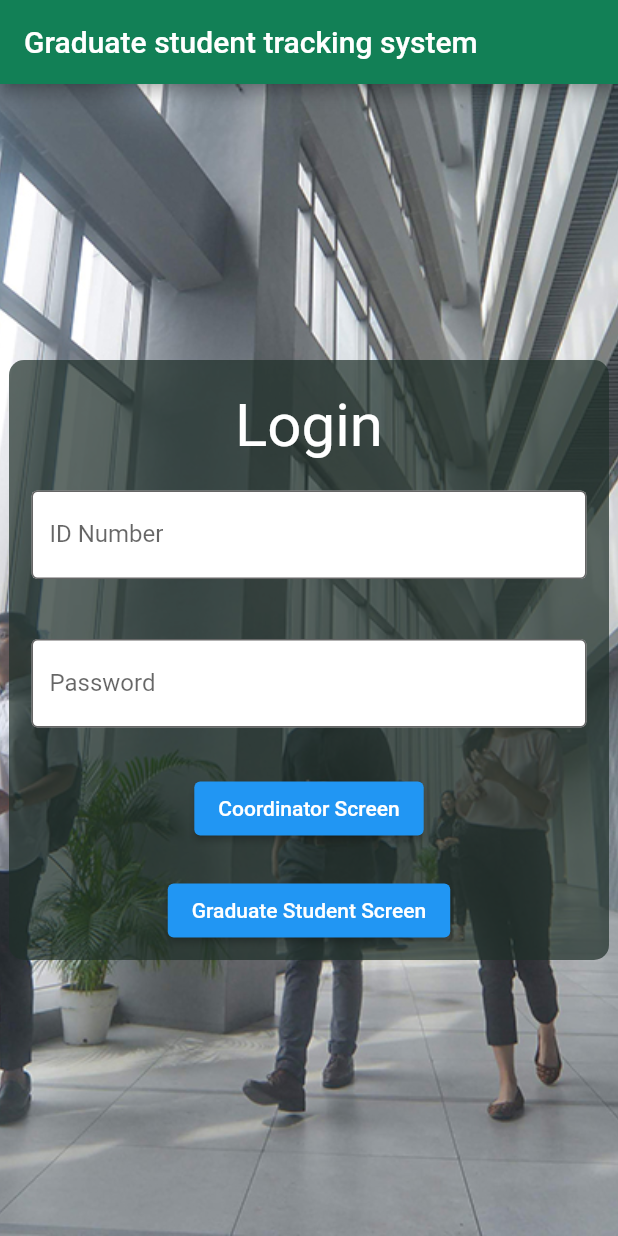
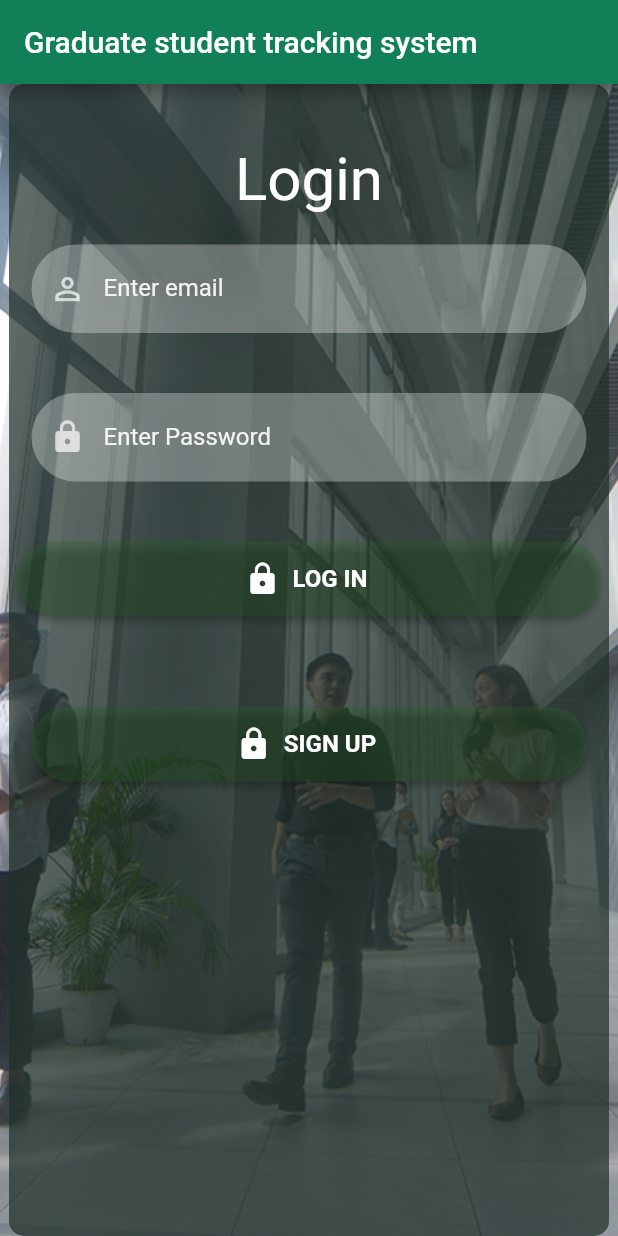
Before and after one commit to mroxas29/gsts, a Flutter app: the screen it shows after launch, on a phone screen of 412 x 824 dp. Run offline on Flutter 3.47's test engine with Material 2 defaults, Android fonts, the phone set to English and light mode, and no system bars; our stand-ins replace cloud_firestore, firebase_auth, firebase_core; missing offline and left inert: dart:js_util, side_navigation; accounts and stored records are empty; Roboto replaces fonts that are missing (inter).

Commit message:
Added role login capability, design of login still in question

```diff
--- /dev/null
+++ b/lib/app/user.dart
@@ -0,0 +1,45 @@
+import 'package:cloud_firestore/cloud_firestore.dart';
+
+class User {
+  final String? email;
+  final String? password;
+  /* final String? email;
+  final bool? phonenumber;
+  final List<String>? courses;
+*/
+  User({
+    this.email,
+    this.password,
+    /* this.email,
+    this.phonenumber,
+    this.courses,
+  */
+  });
+
+  factory User.fromFirestore(
+    DocumentSnapshot<Map<String, dynamic>> snapshot,
+    SnapshotOptions? options,
+  ) {
+    final data = snapshot.data();
+    return User(
+      email: data?['email'],
+      password: data?['password'],
+      /*  email: data?['email'],
+      phonenumber: data?['phonenumber'],
+      courses:
+          data?['courses'] is Iterable ? List.from(data?['courses']) : null,
+    */
+    );
+  }
+
+  Map<String, dynamic> toFirestore() {
+    return {
+      if (email != null) "email": email,
+      if (password != null) "password": password,
+      /* if (email != null) "email": email,
+      if (phonenumber != null) "phonenumber": phonenumber,
+      if (courses != null) "courses": courses,
+    */
+    };
+  }
+}
--- a/lib/gsc_screen.dart
+++ b/lib/gsc_screen.dart
@@ -74,11 +74,11 @@ class _MainViewState extends State<Gscscreen> {
               header: SideNavigationBarHeader(
                   image: CircleAvatar(),
                   title: Text(
-                    'Graduate school coordinator',
+                    displayname!['firstname']! + " " + displayname!['lastname']!,
                     style: TextStyle(color: Colors.white, fontSize: 16),
                   ),
                   subtitle: Text(
-                    'marion_paguia@dlsu.edu.ph',
+                    emailTextController.text,
                     style: TextStyle(
                       color: Color(0xFF747475),
                       fontSize: 12,
@@ -104,7 +104,7 @@ class _MainViewState extends State<Gscscreen> {
                       Navigator.push(
                         context,
                         MaterialPageRoute(
-                            builder: (context) => const FirstRoute()),
+                            builder: (context) =>  LoginPage()),
                       );
                     },
                   ),
--- a/lib/main.dart
+++ b/lib/main.dart
@@ -1,8 +1,17 @@
+// ignore_for_file: unused_element, unused_label
+
+import 'dart:js_util';
+
+import 'package:cloud_firestore/cloud_firestore.dart';
 import 'package:flutter/material.dart';
 import 'package:sysadmindb/gradstudent_screen.dart';
 import 'package:sysadmindb/gsc_screen.dart';
 import 'package:firebase_core/firebase_core.dart';
 import 'firebase_options.dart';
+import 'package:firebase_auth/firebase_auth.dart';
+import 'package:sysadmindb/ui/reusable_widgets.dart';
+// ignore: implementation_imports
+import 'package:flutter/src/widgets/container.dart' as contain;
 
 void main() async {
   WidgetsFlutterBinding.ensureInitialized();
@@ -10,17 +19,34 @@ void main() async {
     options: DefaultFirebaseOptions.currentPlatform,
   );
   runApp(const MaterialApp(
-    title: 'Login Screen',
-    home: FirstRoute(),
+    title: 'Login Page',
+    home: LoginPage(),
   ));
 }
 
 //hello marion
-class FirstRoute extends StatelessWidget {
-  const FirstRoute({super.key});
+class LoginPage extends StatefulWidget {
+  const LoginPage({super.key});
 
   @override
+  State<LoginPage> createState() => _LoginPageState();
+}
+
+TextEditingController passwordTextController = TextEditingController();
+TextEditingController emailTextController = TextEditingController();
+Map<String, dynamic>? displayname;
+
+class _LoginPageState extends State<LoginPage> {
+  bool isPressed = false;
+
+  final db = FirebaseFirestore.instance;
+  final _auth = FirebaseAuth.instance;
+  @override
   Widget build(BuildContext context) {
+    //  final GlobalKey<State> _LoaderDialog = GlobalKey<State>();
+
+    debugShowCheckedModeBanner:
+    false;
     return WillPopScope(
       onWillPop: () async => false,
       child: Scaffold(
@@ -28,7 +54,7 @@ class FirstRoute extends StatelessWidget {
             title: const Text('Graduate student tracking system'),
             backgroundColor: Color.fromRGBO(18, 128, 86, 100),
           ),
-          body: Container(
+          body: contain.Container(
               decoration: BoxDecoration(
                   image: DecorationImage(
                       image: AssetImage("assets/images/bg.png"),
@@ -36,15 +62,15 @@ class FirstRoute extends StatelessWidget {
               child: Center(
                 child: SizedBox(
                   width: 400,
-                  height: 400,
-                  child: Container(
+                  height: 900,
+                  child: contain.Container(
                       decoration: BoxDecoration(
                         borderRadius: BorderRadius.circular(10),
                         color: Color.fromRGBO(31, 47, 41, 0.711),
                       ),
                       child: Column(
                         children: [
-                          SizedBox(height: 20),
+                          SizedBox(height: 40),
                           Padding(
                             padding: EdgeInsets.symmetric(horizontal: 1),
                             child: Text(
@@ -59,68 +85,160 @@ class FirstRoute extends StatelessWidget {
                           Padding(
                               padding: EdgeInsets.symmetric(
                                   horizontal: 15, vertical: 20),
-                            child: TextField(
-                              decoration: InputDecoration(
-                                border: OutlineInputBorder(),
-                                labelText: 'ID Number',
-                                hintText: 'Enter ID number here',
-                                floatingLabelAlignment:
-                                    FloatingLabelAlignment.start,
-                                floatingLabelStyle: TextStyle(
-                                  fontSize: 25,
-                                ),
-                                filled: true,
-                                fillColor: Colors.white,
-                              ),
-                            ),
-                          ),
+                              child: resusableTextField(
+                                  "Enter email",
+                                  Icons.person_outline,
+                                  false,
+                                  emailTextController)),
                           Padding(
                               padding: EdgeInsets.symmetric(
                                   horizontal: 15, vertical: 20),
-                            child: TextField(
-                              obscureText: true,
-                              decoration: InputDecoration(
-                                border: OutlineInputBorder(),
-                                labelText: 'Password',
-                                hintText: 'Enter password here',
-                                filled: true,
-                                fillColor: Colors.white,
-                              ),
-                            ),
-                          ),
+                              child: resusableTextField("Enter Password",
+                                  Icons.lock, true, passwordTextController)),
                           Padding(
                               padding: EdgeInsets.symmetric(
                                   horizontal: 5, vertical: 10),
-                            child: ElevatedButton(
-                              child: const Text('Coordinator Screen'),
-                              onPressed: () {
+                              child: signInSignUpButton(
+                                context,
+                                true,
+                                () {
+                                  setState(() {
+                                    isPressed = true;
+                                  });
+
+                                  signIn(emailTextController.text,
+                                      passwordTextController.text);
+                                  /*
+                                  FirebaseAuth.instance
+                                      .createUserWithEmailAndPassword(
+                                          email: emailTextController.text,
+                                          password: passwordTextController.text)
+                                      .then((value) {
                                     Navigator.push(
                                         context,
                                         MaterialPageRoute(
-                                      builder: (context) => const Gscscreen()),
-                                );
+                                            builder: (context) => Gscscreen()));
+                                  }).onError((error, stackTrace) {
+                                    print("Error ${error.toString()}");
+                                  });
+                                  Map<String, String> data = {
+                                    "email": emailTextController.text,
+                                    "password": passwordTextController.text
+                                  };
+                                  db.collection('users').add(data);
+                                }*/
                                 },
-                            ),
-                          ),
+                                isPressed,
+                              )),
                           Padding(
                               padding: EdgeInsets.symmetric(
-                                horizontal: 5, vertical: 10),
-                            child: ElevatedButton(
-                              child: const Text('Graduate Student Screen'),
-                              onPressed: () {
+                                  horizontal: 15, vertical: 20),
+                              child: signInSignUpButton(
+                                context,
+                                false,
+                                () {
+                                  setState(() {
+                                    isPressed = true;
+                                  });
+
+                                  signUp(
+                                      emailTextController.text,
+                                      passwordTextController.text,
+                                      "Coordinator");
+                                  /*
+                                  FirebaseAuth.instance
+                                      .createUserWithEmailAndPassword(
+                                          email: emailTextController.text,
+                                          password: passwordTextController.text)
+                                      .then((value) {
                                     Navigator.push(
                                         context,
                                         MaterialPageRoute(
-                                      builder: (context) =>
-                                          const GradStudentscreen()),
-                                );
+                                            builder: (context) => Gscscreen()));
+                                  }).onError((error, stackTrace) {
+                                    print("Error ${error.toString()}");
+                                  });
+                                  Map<String, String> data = {
+                                    "email": emailTextController.text,
+                                    "password": passwordTextController.text
+                                  };
+                                  db.collection('users').add(data);
+                                }*/
                                 },
-                            ),
-                          ),
+                                isPressed,
+                              )),
                         ],
                       )),
                 ),
               ))),
     );
   }
+
+  void route() {
+    User? user = FirebaseAuth.instance.currentUser;
+    var kk = FirebaseFirestore.instance
+        .collection('users')
+        .doc(user!.uid)
+        .get()
+        .then((DocumentSnapshot documentSnapshot) {
+      if (documentSnapshot.exists) {
+        displayname = documentSnapshot.get('displayname');
+        if (documentSnapshot.get('role') == "Coordinator") {
+          Navigator.pushReplacement(
+            context,
+            MaterialPageRoute(
+              builder: (context) => Gscscreen(),
+            ),
+          );
+        } else {
+          Navigator.pushReplacement(
+            context,
+            MaterialPageRoute(
+              builder: (context) => GradStudentscreen(),
+            ),
+          );
         }
+      } else {
+        print('Document does not exist on the database');
+      }
+    });
+  }
+
+  void signIn(String email, String password) async {
+    try {
+      UserCredential userCredential =
+          await FirebaseAuth.instance.signInWithEmailAndPassword(
+        email: email,
+        password: password,
+      );
+      route();
+    } on FirebaseAuthException catch (e) {
+      if (e.code == 'user-not-found') {
+        print('No user found for that email.');
+      } else if (e.code == 'wrong-password') {
+        print('Wrong password provided for that user.');
+      }
+    }
+  }
+
+  void signUp(String email, String password, String rool) async {
+    CircularProgressIndicator();
+
+    await _auth
+        .createUserWithEmailAndPassword(email: email, password: password)
+        .then((value) => {postDetailsToFirestore(email, rool)})
+        .catchError((e) {});
+  }
+
+  postDetailsToFirestore(String email, String password) async {
+    FirebaseFirestore firebaseFirestore = FirebaseFirestore.instance;
+    var user = _auth.currentUser;
+    CollectionReference ref = FirebaseFirestore.instance.collection('users');
+    ref.doc(user!.uid).set({
+      'email': emailTextController.text,
+      'password': passwordTextController.text
+    });
+    Navigator.pushReplacement(
+        context, MaterialPageRoute(builder: (context) => LoginPage()));
+  }
+}
--- /dev/null
+++ b/lib/ui/reusable_widgets.dart
@@ -0,0 +1,92 @@
+import 'package:flutter/material.dart';
+
+Container signInSignUpButton(
+    BuildContext context, bool isLogin, Function onTap, bool isPressed) {
+  return Container(
+    width: MediaQuery.of(context).size.width,
+    height: 50,
+    margin: const EdgeInsets.fromLTRB(0, 10, 0, 20),
+    decoration: BoxDecoration(borderRadius: BorderRadius.circular(90)),
+    child: ElevatedButton.icon(
+      onPressed: () {
+        onTap();
+      },
+      style: ButtonStyle(
+          backgroundColor: MaterialStateProperty.resolveWith((states) {
+            if (states.contains(MaterialState.pressed)) {
+              return Colors.black26;
+            }
+            return Color.fromARGB(68, 45, 107, 45);
+          }),
+          shape: MaterialStateProperty.all<RoundedRectangleBorder>(
+              RoundedRectangleBorder(borderRadius: BorderRadius.circular(30)))),
+      icon: isPressed
+          ? Container(
+              width: 24,
+              height: 24,
+              padding: const EdgeInsets.all(2.0),
+              child: const CircularProgressIndicator(
+                color: Colors.white,
+                strokeWidth: 3,
+              ),
+            )
+          : const Icon(Icons.lock),
+      label: Text(isLogin ? 'LOG IN' : 'SIGN UP',
+          style: const TextStyle(
+              color: Colors.white, fontWeight: FontWeight.bold, fontSize: 16)),
+    ),
+  );
+}
+
+TextField resusableTextField(String text, IconData icon, bool isPasswordType,
+    TextEditingController controller) {
+  return TextField(
+    controller: controller,
+    obscureText: isPasswordType,
+    enableSuggestions: !isPasswordType,
+    autocorrect: !isPasswordType,
+    cursorColor: Colors.white,
+    style: TextStyle(color: Colors.white.withOpacity(0.9)),
+    decoration: InputDecoration(
+        prefixIcon: Icon(icon, color: Colors.white70),
+        labelText: text,
+        labelStyle: TextStyle(color: Colors.white.withOpacity(0.9)),
+        filled: true,
+        floatingLabelBehavior: FloatingLabelBehavior.never,
+        fillColor: Colors.white.withOpacity(0.3),
+        border: OutlineInputBorder(
+            borderRadius: BorderRadius.circular(30.0),
+            borderSide: const BorderSide(width: 0, style: BorderStyle.none))),
+    keyboardType: isPasswordType
+        ? TextInputType.visiblePassword
+        : TextInputType.emailAddress,
+  );
+}
+
+class LoaderDialog {
+  static Future<void> showLoadingDialog(
+      BuildContext context, GlobalKey key) async {
+    var wid = MediaQuery.of(context).size.width / 2;
+    return showDialog<void>(
+      context: context,
+      barrierDismissible: false,
+      builder: (BuildContext context) {
+        return Padding(
+          padding: EdgeInsets.only(left: 130, right: 130),
+          child: Dialog(
+              key: key,
+              backgroundColor: Colors.white,
+              child: SizedBox(
+                width: 60.0,
+                height: 60.0,
+                child: Image.asset(
+                  'images/loaderOld.gif',
+                  height: 60,
+                  width: 60,
+                ),
+              )),
+        );
+      },
+    );
+  }
+}
```
Also changed, not shown: database.rules.json (added, +7 -0 lines), lib/gradstudent_screen.dart (+55 -52 lines), pubspec.yaml (+10 -11 lines), assets/images/loaderOld.gif (added), firebase.json (added), pubspec.lock, 3 other files. Lines whose indentation alone changed are shown as unchanged.
